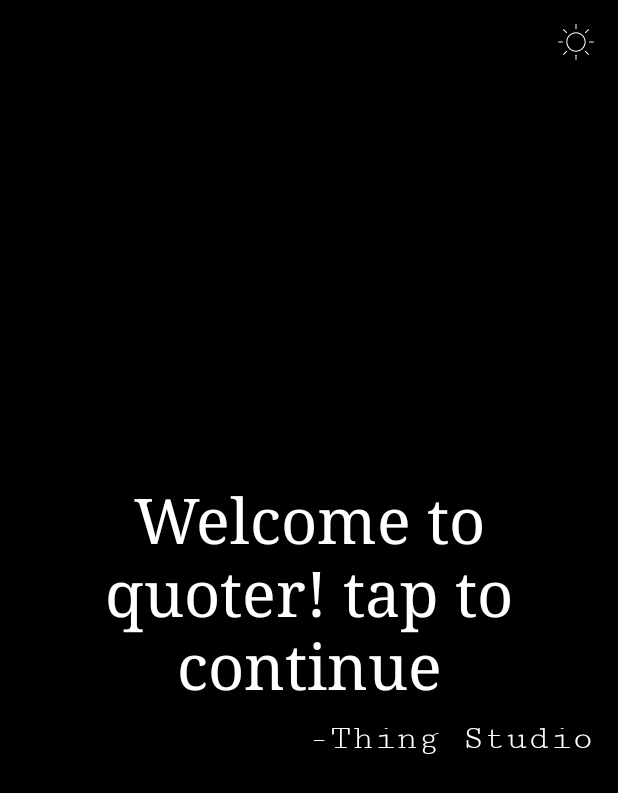
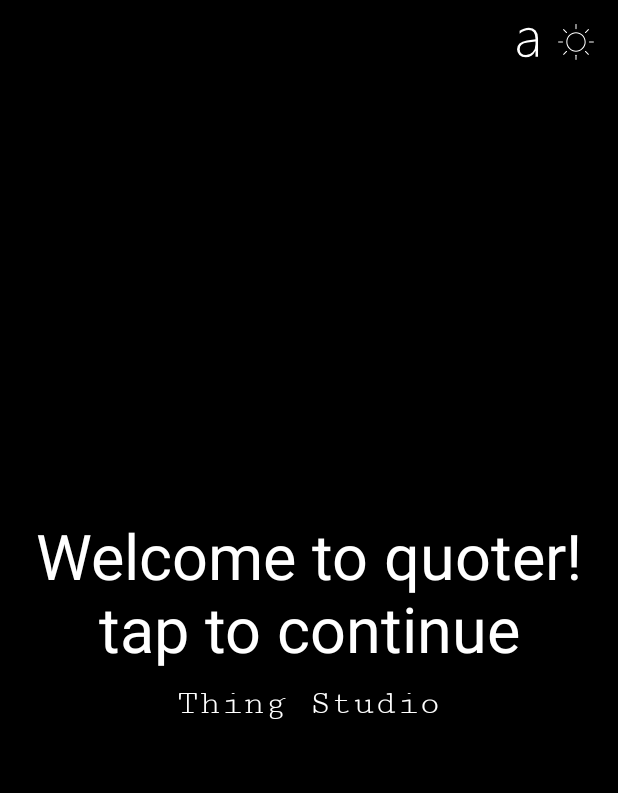
Before and after one commit to bharatvaj/Quoter, an Android app: the screen it shows after launch (MainActivity), on a phone screen of 412 x 824 dp. Shown: the top 793 px of the screen. Run offline under Robolectric (Android 15) with nearby library versions, the phone set to English and light mode, and no system bars.

Commit message:
Added font change feature

```diff
--- a/app/build.gradle
+++ b/app/build.gradle
@@ -10,8 +10,8 @@ android {
         applicationId "com.thing.quoter"
         minSdkVersion 21
         targetSdkVersion 28
-        versionCode 4
-        versionName "0.4"
+        versionCode 5
+        versionName "0.5"
         testInstrumentationRunner "android.support.test.runner.AndroidJUnitRunner"
     }
     buildTypes {
--- a/app/src/main/java/com/thing/quoter/AppActivity.kt
+++ b/app/src/main/java/com/thing/quoter/AppActivity.kt
@@ -2,40 +2,39 @@ package com.thing.quoter
 
 import android.annotation.SuppressLint
 import android.content.Context
-import android.content.SharedPreferences
-import android.content.res.Resources
 import android.os.Bundle
 import android.support.v7.app.AppCompatActivity
 
 @SuppressLint("Registered")
 open class AppActivity : AppCompatActivity() {
 
-    private var isDark = false
     private var initialized = false
     var isFirstTime = true
-
+    var isDark = false
+    var isFontSerif = false
 
     override fun onCreate(savedInstanceState: Bundle?) {
         super.onCreate(savedInstanceState)
         if (!initialized) {
             val preferences = getSharedPreferences(getString(R.string.settings_pref_file), Context.MODE_PRIVATE)
+            isFirstTime = preferences.getBoolean(getString(R.string.settings_isFirstTime), true)
             isDark = preferences.getBoolean(getString(R.string.settings_isDark), true)
-            isFirstTime = preferences.getBoolean(getString(R.string.settings_isFirstTime), true)
+            isFontSerif = preferences.getBoolean(getString(R.string.settings_isFontSerif), false)
             initialized = true
         }
-        theme.applyStyle(if (isDark) R.style.AppTheme else R.style.AppTheme_Light, true)
     }
 
     fun toggleTheme() {
-        this.isDark = !this.isDark
+        isDark = !isDark
         recreate()
     }
 
     override fun onDestroy() {
         super.onDestroy()
         val editor = getSharedPreferences(getString(R.string.settings_pref_file), Context.MODE_PRIVATE).edit()
+        editor.putBoolean(getString(R.string.settings_isFirstTime), isFirstTime)
         editor.putBoolean(getString(R.string.settings_isDark), isDark)
-        editor.putBoolean(getString(R.string.settings_isFirstTime), isFirstTime)
+        editor.putBoolean(getString(R.string.settings_isFontSerif), isFontSerif)
         editor.apply()
     }
 }
--- a/app/src/main/java/com/thing/quoter/MainActivity.kt
+++ b/app/src/main/java/com/thing/quoter/MainActivity.kt
@@ -1,7 +1,6 @@
 package com.thing.quoter
 
-import android.content.Context
-import android.content.SharedPreferences
+import android.graphics.Typeface
 import android.os.Bundle
 import android.view.View
 import android.view.animation.AnimationUtils
@@ -11,6 +10,11 @@ import kotlinx.android.synthetic.main.header_section.*
 
 class MainActivity : AppActivity(), View.OnClickListener {
 
+    private fun toggleFont() {
+        isFontSerif = !isFontSerif
+        recreate()
+    }
+
     override fun onClick(v: View) {
         when (v.id) {
             R.id.themeToggle -> {
@@ -18,6 +22,7 @@ class MainActivity : AppActivity(), View.OnClickListener {
             }
             R.id.fontToggle -> {
                 //TODO change font app globally
+                toggleFont()
             }
         }
     }
@@ -26,7 +31,7 @@ class MainActivity : AppActivity(), View.OnClickListener {
         quoteContainer.startAnimation(AnimationUtils.loadAnimation(this, android.R.anim.fade_in)).run {
             if (quote == null) return show("Finding the right quotes for you")
             quoteTextView.text = quote.quote
-            speakerTextView.text = getString(R.string.speaker_format, if (quote.speaker.isEmpty()) getString(R.string.speaker_unknown) else quote.speaker)
+            speakerTextView.text = if (quote.speaker.isEmpty()) getString(R.string.speaker_unknown) else quote.speaker
         }
     }
 
@@ -51,8 +56,13 @@ class MainActivity : AppActivity(), View.OnClickListener {
 
     override fun onCreate(savedInstanceState: Bundle?) {
         super.onCreate(savedInstanceState)
+        theme.applyStyle(if (isDark) R.style.AppTheme else R.style.AppTheme_Light, true)
         setContentView(R.layout.activity_main)
+        //
+        quoteTextView.typeface = if (isFontSerif) Typeface.SERIF else Typeface.SANS_SERIF
+        //
         themeToggle.setOnClickListener(this)
+        fontToggle.setOnClickListener(this)
         if (isFirstTime)
             onboard()
         else {
--- a/app/src/main/res/drawable/ic_font.xml
+++ b/app/src/main/res/drawable/ic_font.xml
@@ -1,4 +1,5 @@
-<vector android:height="24dp" android:viewportHeight="362"
-    android:viewportWidth="362" android:width="24dp" xmlns:android="http://schemas.android.com/apk/res/android">
-    <path android:fillColor="#FF000000" android:pathData="M351.7,4.501H10.3c-5.6,-0.1 -10.2,4.4 -10.3,9.9v59.9c0,5.5 4.5,10 10,10s10,-4.5 10,-10v-49.8h151v313h-66.9c-5.5,0 -10,4.5 -10,10s4.5,10 10,10h153.7c5.5,0 10,-4.5 10,-10s-4.5,-10 -10,-10H191v-313h151v49.9c0,5.5 4.5,10 10,10s10,-4.5 10,-10v-59.9C361.8,8.901 357.2,4.401 351.7,4.501z"/>
+<vector android:height="24dp" android:viewportHeight="25.531"
+    android:viewportWidth="25.531" android:width="24dp" xmlns:android="http://schemas.android.com/apk/res/android">
+    <path android:fillAlpha="1" android:fillColor="#000000"
+        android:pathData="m18.0772,23.151v-4.0039h-0.0781q-0.957,2.0508 -2.793,3.2813 -1.8164,1.2109 -4.043,1.2109 -2.8516,0 -4.5117,-1.6016 -1.6602,-1.6016 -1.6602,-4.043 0,-5.2344 6.9336,-6.3281l6.1523,-0.918q0,-6.4453 -4.8438,-6.4453 -3.3008,0 -6.4258,2.6563L6.8076,4.7916q1.1133,-0.8789 3.0078,-1.5039 1.9141,-0.625 3.5937,-0.625 3.0859,0 4.7656,1.9141 1.6992,1.9141 1.6992,5.5664v13.0078zM12.5694,13.1901q-3.1445,0.4492 -4.4141,1.4648 -1.2695,0.9961 -1.2695,3.2617 0,1.7773 1.1719,2.9297 1.1914,1.1523 3.3008,1.1523 2.8906,0 4.8047,-2.1289 1.9141,-2.1484 1.9141,-5.5273v-1.9531z" android:strokeColor="#00000000"/>
 </vector>
--- a/app/src/main/res/layout/activity_main.xml
+++ b/app/src/main/res/layout/activity_main.xml
@@ -21,17 +21,18 @@
 
         <TextView
             android:id="@+id/quoteTextView"
-            style="@style/AppTheme.QuoteTextStyle"
+            style="@style/AppTheme.QuoteTextViewStyle"
             android:layout_width="match_parent"
             android:layout_height="wrap_content"
             android:gravity="center" />
 
         <TextView
             android:id="@+id/speakerTextView"
+            style="@style/AppTheme.SpeakerTextViewStyle"
             android:layout_width="match_parent"
             android:layout_height="wrap_content"
             android:layout_marginTop="@dimen/small_vertical_margin"
-            android:gravity="end"
+            android:gravity="center"
             android:textSize="@dimen/speaker_text_size" />
     </LinearLayout>
 
--- a/app/src/main/res/layout/header_section.xml
+++ b/app/src/main/res/layout/header_section.xml
@@ -10,20 +10,14 @@
     <ImageButton
         android:id="@+id/themeToggle"
         android:layout_width="wrap_content"
-        android:layout_height="wrap_content"
-        android:src="@drawable/ic_sun"
-        android:tint="?colorAccent" />
-
-    <Space
-        android:layout_width="@dimen/horizontal_margin"
-        android:layout_height="wrap_content" />
+        android:layout_height="24dp"
+        android:src="@drawable/ic_sun"/>
 
     <ImageButton
         android:id="@+id/fontToggle"
         android:layout_width="wrap_content"
-        android:layout_height="wrap_content"
+        android:layout_height="24dp"
         android:src="@drawable/ic_font"
-        android:tint="?colorAccent"
-        android:visibility="gone" />
+        android:layout_marginStart="@dimen/small_horizontal_margin"/>
 
 </LinearLayout>
--- /dev/null
+++ b/app/src/main/res/values/settings.xml
@@ -0,0 +1,7 @@
+<?xml version="1.0" encoding="utf-8"?>
+<resources>
+    <string name="settings_pref_file">setting_pref_file</string>
+    <string name="settings_isDark">settingsIsDark</string>
+    <string name="settings_isFontSerif">settingsIsFontSerif</string>
+    <string name="settings_isFirstTime">settingsIsFirstTime</string>
+</resources>
--- a/app/src/main/res/values/strings.xml
+++ b/app/src/main/res/values/strings.xml
@@ -1,7 +1,6 @@
 <resources>
     <string name="app_name" translatable="false">Quoter</string>
     <string name="company_name" translatable="false">Thing Studio</string>
-    <string name="speaker_format">-%1$s</string>
     <string name="speaker_unknown">Unknown</string>
 
     <string-array name="onboard_msgs">
@@ -12,7 +11,4 @@
         <item>You are all set! Thanks for using this app</item>
     </string-array>
 
-    <string name="settings_pref_file">setting_pref_file</string>
-    <string name="settings_isDark">settingsIsDark</string>
-    <string name="settings_isFirstTime">settingsIsFirstTime</string>
 </resources>
--- a/app/src/main/res/values/styles.xml
+++ b/app/src/main/res/values/styles.xml
@@ -1,31 +1,32 @@
 <resources>
 
     <style name="AppTheme.QuoterTextViewStyle" parent="TextAppearance.AppCompat.Body1">
-        <item name="android:fontFamily">cursive</item>
+        <item name="android:textSize">@dimen/default_text_size</item>
+        <item name="android:fontFamily">sans-serif</item>
     </style>
 
-    <style name="AppTheme.TextViewStyle" parent="TextAppearance.AppCompat.Headline">
-        <item name="android:textSize">@dimen/default_text_size</item>
-        <item name="android:fontFamily">serif-monospace</item>
-    </style>
-
-    <style name="AppTheme.QuoteTextStyle" parent="AppTheme.TextViewStyle">
+    <style name="AppTheme.QuoteTextViewStyle" parent="TextAppearance.AppCompat.Body1">
         <item name="android:textSize">@dimen/quote_text_size</item>
         <item name="android:fontFamily">serif</item>
     </style>
 
+    <style name="AppTheme.SpeakerTextViewStyle" parent="TextAppearance.AppCompat.Body1">
+        <item name="android:textSize">@dimen/speaker_text_size</item>
+        <item name="android:fontFamily">serif-monospace</item>
+    </style>
+
     <style name="AppTheme.ImageButton" parent="Widget.AppCompat.ImageButton">
         <item name="android:background">@android:color/transparent</item>
+        <item name="android:tint">?colorAccent</item>
     </style>
-
 
     <style name="AppTheme.Light" parent="Theme.AppCompat.Light.NoActionBar">
         <item name="colorPrimary">@color/colorLightPrimary</item>
         <item name="colorPrimaryDark">@color/colorLightPrimaryDark</item>
         <item name="colorAccent">@color/colorLightAccent</item>
-        <item name="android:textViewStyle">@style/AppTheme.TextViewStyle</item>
+        <item name="android:textViewStyle">@style/AppTheme.QuoterTextViewStyle</item>
         <item name="imageButtonStyle">@style/AppTheme.ImageButton</item>
-        <item name="android:background">@color/colorLightPrimary</item>
+        <item name="android:background">?colorPrimary</item>
     </style>
 
     <!-- Base application theme. -->
@@ -34,9 +35,10 @@
         <item name="colorPrimary">@color/colorPrimary</item>
         <item name="colorPrimaryDark">@color/colorPrimaryDark</item>
         <item name="colorAccent">@color/colorAccent</item>
-        <item name="android:textViewStyle">@style/AppTheme.TextViewStyle</item>
+        <item name="android:textViewStyle">@style/AppTheme.QuoterTextViewStyle</item>
         <item name="imageButtonStyle">@style/AppTheme.ImageButton</item>
-        <item name="android:background">@color/colorPrimary</item>
+        <item name="android:background">?colorPrimary</item>
     </style>
 
+
 </resources>
```
